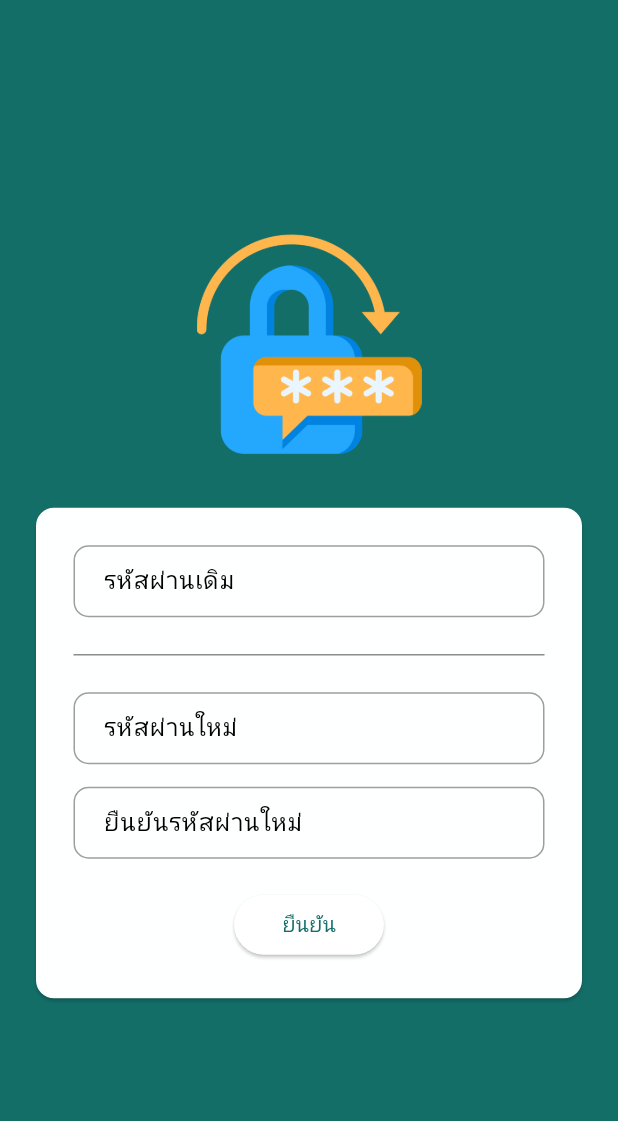
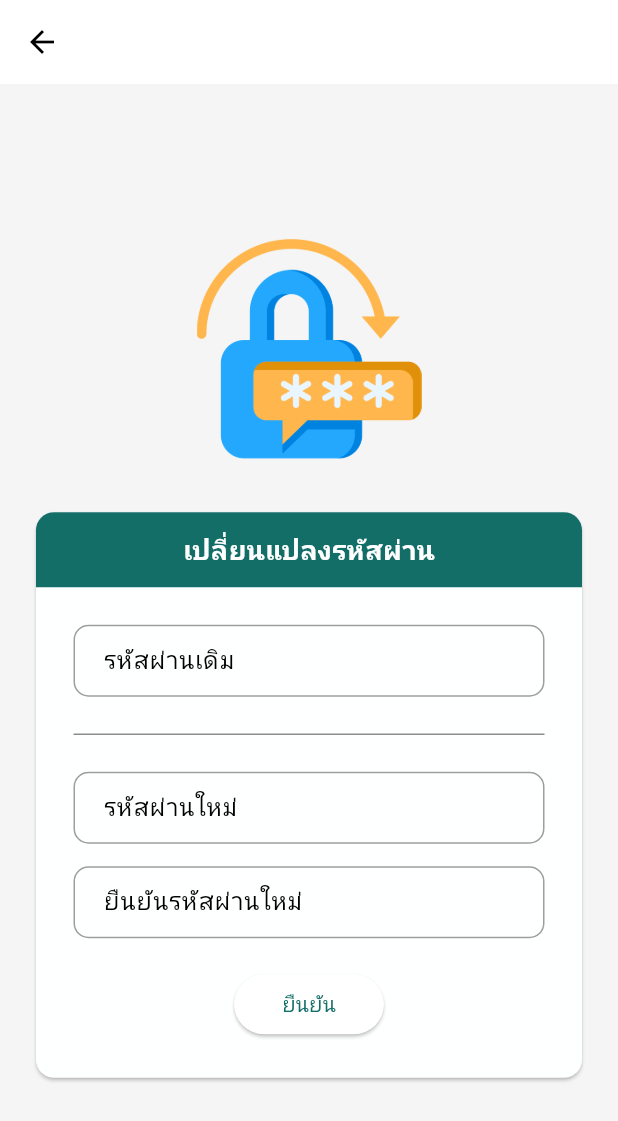
Before and after one commit to namesaransuk/organics_salary, a Flutter app: the SettingPage screen opened by its route, after a tap on "เปลี่ยนรหัสผ่าน", on a phone screen of 412 x 824 dp. Shown: the top 1121 px of the screen. Run offline on Flutter 3.47's test engine with Material 3 defaults, Android fonts, the phone set to English and light mode, and no system bars; our stand-ins replace carousel_slider, dotted_border, flutter_dotenv, flutter_spinkit, get, get_storage and 7 more; missing offline and left inert: animated_segmented_tab_control, carousel_grid, custom_pin_screen; accounts and stored records are empty; Roboto replaces fonts that are missing (Prompt).

Commit message:
update auth and bg image setting

```diff
--- a/lib/controllers/pin_controller.dart
+++ b/lib/controllers/pin_controller.dart
@@ -3,7 +3,6 @@ import 'package:flutter_dotenv/flutter_dotenv.dart';
 import 'package:get/get.dart';
 import 'package:get_storage/get_storage.dart';
 import 'package:organics_salary/controllers/loading_controller.dart';
-import 'dart:convert';
 
 class PinController extends GetxController {
   final LoadingController loadingController = Get.put(LoadingController());
@@ -35,27 +34,36 @@ class PinController extends GetxController {
           },
         );
 
+        Get.back();
+
         if (response.statusCode == 200) {
           Map<String, dynamic> responseBody = response.body;
           if (responseBody['statusCode'] == '00') {
             box.write('pin', '$secondPin');
 
-            await Future.delayed(const Duration(seconds: 1), () {
-              Get.offAllNamed('/');
-            });
+            // await Future.delayed(const Duration(seconds: 1), () {
+            Get.offAllNamed('/');
+            // });
             print('success');
           } else {
             print('failed with status code: ${responseBody['statusCode']}');
+            alertEmptyData(
+                context, 'แจ้งเตือน', 'เกิดข้อผิดพลาด กรุณาลองใหม่อีกครั้ง');
           }
         } else {
           alertEmptyData(
               context, 'แจ้งเตือน', 'เกิดข้อผิดพลาด กรุณาลองใหม่อีกครั้ง');
         }
       } else {
+        await Future.delayed(const Duration(seconds: 1), () {
+          Get.back();
+        });
+
         alertEmptyData(
             context, 'แจ้งเตือน', 'รหัส PIN ไม่ตรงกัน กรุณาลองใหม่อีกครั้ง');
       }
     } catch (e) {
+      Get.back();
       print(e);
     }
   }
--- a/lib/pages/auth/change_pass_page/change_pass_page.dart
+++ b/lib/pages/auth/change_pass_page/change_pass_page.dart
@@ -7,8 +7,7 @@ class ChangePassPage extends StatelessWidget {
   @override
   Widget build(BuildContext context) {
     return Scaffold(
-      backgroundColor: AppTheme.ognGreen,
-      // appBar: AppBar(),
+      appBar: AppBar(),
       body: Padding(
         padding: const EdgeInsets.symmetric(horizontal: 20),
         child: Column(
@@ -27,7 +26,31 @@ class ChangePassPage extends StatelessWidget {
             ),
             Card(
               surfaceTintColor: AppTheme.bgSoftGreen,
+              child: Column(
+                children: [
+                  Container(
+                    decoration: BoxDecoration(
+                      color: AppTheme.ognGreen,
+                      borderRadius: BorderRadius.only(
+                        topLeft: Radius.circular(12.0),
+                        topRight: Radius.circular(12.0),
+                      ),
+                    ),
+                    child: Center(
                       child: Padding(
+                        padding: const EdgeInsets.all(12.0),
+                        child: Text(
+                          'เปลี่ยนแปลงรหัสผ่าน',
+                          style: TextStyle(
+                            fontSize: 18.0,
+                            fontWeight: FontWeight.bold,
+                            color: Colors.white,
+                          ),
+                        ),
+                      ),
+                    ),
+                  ),
+                  Padding(
                     padding: const EdgeInsets.all(25.0),
                     child: Column(
                       children: [
@@ -38,8 +61,8 @@ class ChangePassPage extends StatelessWidget {
                             // });
                           },
                           decoration: InputDecoration(
-                        contentPadding:
-                            EdgeInsets.symmetric(vertical: 10, horizontal: 16),
+                            contentPadding: EdgeInsets.symmetric(
+                                vertical: 10, horizontal: 16),
                             labelText: 'รหัสผ่านเดิม',
                             // errorText: empIdError,
                             alignLabelWithHint: true,
@@ -66,8 +89,8 @@ class ChangePassPage extends StatelessWidget {
                             // });
                           },
                           decoration: InputDecoration(
-                        contentPadding:
-                            EdgeInsets.symmetric(vertical: 10, horizontal: 16),
+                            contentPadding: EdgeInsets.symmetric(
+                                vertical: 10, horizontal: 16),
                             labelText: 'รหัสผ่านใหม่',
                             // errorText: empIdError,
                             alignLabelWithHint: true,
@@ -94,8 +117,8 @@ class ChangePassPage extends StatelessWidget {
                             // });
                           },
                           decoration: InputDecoration(
-                        contentPadding:
-                            EdgeInsets.symmetric(vertical: 10, horizontal: 16),
+                            contentPadding: EdgeInsets.symmetric(
+                                vertical: 10, horizontal: 16),
                             labelText: 'ยืนยันรหัสผ่านใหม่',
                             // errorText: empIdError,
                             alignLabelWithHint: true,
@@ -124,6 +147,8 @@ class ChangePassPage extends StatelessWidget {
                       ],
                     ),
                   ),
+                ],
+              ),
             ),
           ],
         ),
--- a/lib/pages/auth/pin_page/confirm_pin_auth_page.dart
+++ b/lib/pages/auth/pin_page/confirm_pin_auth_page.dart
@@ -72,7 +72,6 @@ class _ConfirmPinAuthpageState extends State<ConfirmPinAuthpage> {
               CustomKeyBoard(
                 pinTheme: pinTheme,
                 onChanged: (v) {
-                  if (kDebugMode) {
                   print(v);
                   pin = v;
                   setState(() {
@@ -83,7 +82,6 @@ class _ConfirmPinAuthpageState extends State<ConfirmPinAuthpage> {
                       print('Invalid input');
                     }
                   });
-                  }
                 },
                 // specialKey: Icon(
                 //   Icons.fingerprint,
--- a/lib/pages/auth/pin_page/pin_auth_page.dart
+++ b/lib/pages/auth/pin_page/pin_auth_page.dart
@@ -72,7 +72,6 @@ class _PinAuthPageState extends State<PinAuthPage> {
               CustomKeyBoard(
                 pinTheme: pinTheme,
                 onChanged: (v) {
-                  if (kDebugMode) {
                   print(v);
                   pin = v;
                   setState(() {
@@ -83,7 +82,6 @@ class _PinAuthPageState extends State<PinAuthPage> {
                       print('Invalid input');
                     }
                   });
-                  }
                 },
                 specialKey: SizedBox(),
                 // specialKeyOnTap: () {
--- a/lib/pages/setting/setting_page.dart
+++ b/lib/pages/setting/setting_page.dart
@@ -34,15 +34,19 @@ class _SettingPageState extends State<SettingPage> {
       body: ListView(
         children: [
           Padding(
-            padding: const EdgeInsets.all(12.0),
+            padding: const EdgeInsets.all(0.0),
             child: ClipRRect(
-              borderRadius: BorderRadius.circular(20),
+              // borderRadius: BorderRadius.circular(20),
               child: Container(
                 padding: EdgeInsets.symmetric(
                   vertical: 20,
                 ),
                 decoration: BoxDecoration(
-                  color: AppTheme.ognSoftGreen,
+                  image: DecorationImage(
+                    image: AssetImage('assets/img/bggreen.jpg'),
+                    fit: BoxFit.cover,
+                  ),
+                  // color: AppTheme.ognSoftGreen,
                   // borderRadius: BorderRadius.circular(20),
                 ),
                 width: double.infinity,
@@ -132,7 +136,7 @@ class _SettingPageState extends State<SettingPage> {
               ),
             ),
           ),
-          const SizedBox(height: 10),
+          const SizedBox(height: 20),
           Container(
             padding: EdgeInsets.symmetric(
               horizontal: 10,
```
Also changed, not shown: assets/img/bggreen.jpg (added). Lines whose indentation alone changed are shown as unchanged.
